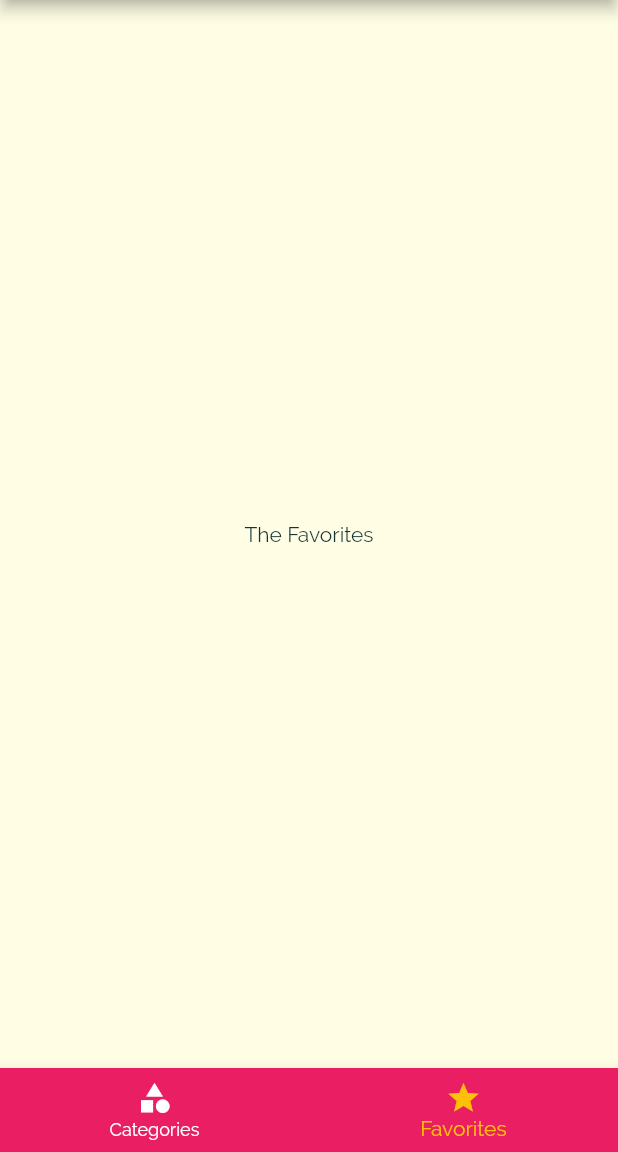
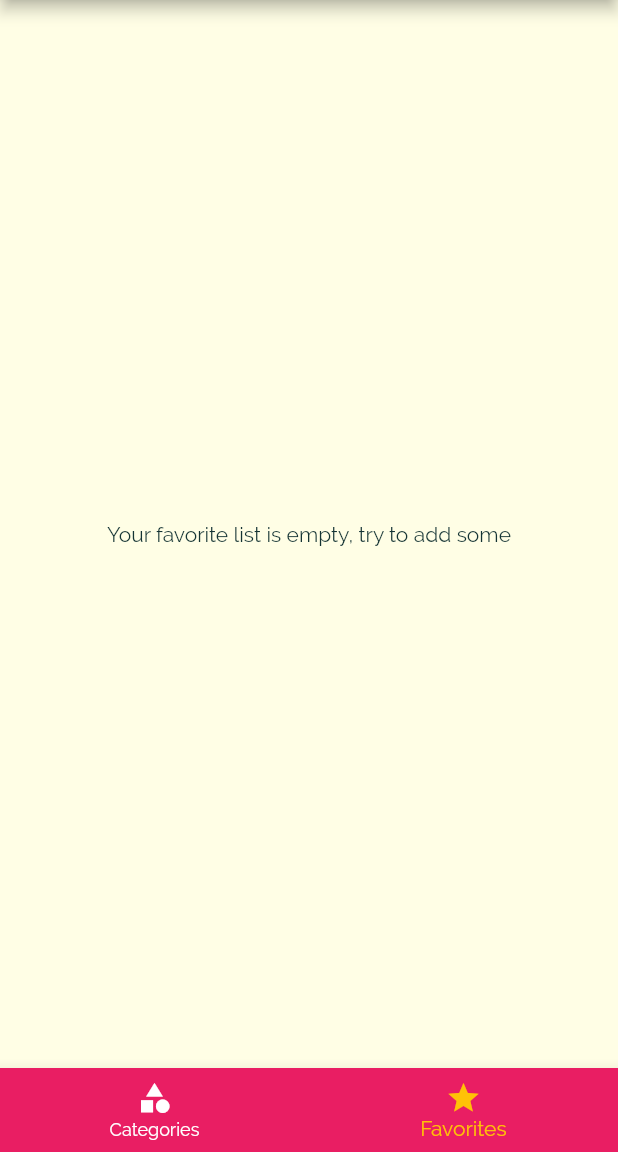
Before and after one commit to dev-marceloborba/flutter_app2, a Flutter app: the screen it shows after launch, item 2 of the bottom bar chosen, on a phone screen of 412 x 824 dp, the part 84-1236 px from its top. Run offline on Flutter 3.47's test engine with Material 2 defaults, Android fonts, the phone set to English and light mode, and no system bars.

Commit message:
final touches on favorite screen

```diff
--- a/lib/main.dart
+++ b/lib/main.dart
@@ -24,6 +24,7 @@ class _MyAppState extends State<MyApp> {
   };
 
   List<Meal> _availableMeals = DUMMY_MEALS;
+  List<Meal> _favoriteMeals = [];
 
   void _setFilters(Map<String, bool> filterData) {
     setState(() {
@@ -45,6 +46,26 @@ class _MyAppState extends State<MyApp> {
         return true;
       }).toList();
     });
+  }
+
+  void _toggleFavorite(String mealId) {
+    final existingIndex =
+        _favoriteMeals.indexWhere((meal) => meal.id == mealId);
+    if (existingIndex >= 0) {
+      setState(() {
+        _favoriteMeals.removeAt(existingIndex);
+      });
+    } else {
+      setState(() {
+        _favoriteMeals.add(
+          DUMMY_MEALS.firstWhere((meal) => meal.id == mealId),
+        );
+      });
+    }
+  }
+
+  bool _isMealFavorite(String id) {
+    return _favoriteMeals.any((meal) => meal.id == id);
   }
 
   @override
@@ -70,10 +91,10 @@ class _MyAppState extends State<MyApp> {
       //home: Categories(),
       initialRoute: '/',
       routes: {
-        '/': (ctx) => TabsScreen(),
+        '/': (ctx) => TabsScreen(_favoriteMeals),
         CategoryMeals.routeName: (ctx) => CategoryMeals(_availableMeals),
-        MealDetailScreen.routeName: (ctx) => MealDetailScreen(),
-        FilterScreen.routeName: (ctx) => FilterScreen(_filters,_setFilters),
+        MealDetailScreen.routeName: (ctx) => MealDetailScreen(_toggleFavorite,_isMealFavorite),
+        FilterScreen.routeName: (ctx) => FilterScreen(_filters, _setFilters),
       },
       onGenerateRoute: (settings) {
         print(settings.arguments);
--- a/lib/pages/favorites.dart
+++ b/lib/pages/favorites.dart
@@ -1,10 +1,33 @@
 import 'package:flutter/material.dart';
+import 'package:flutter_app02/models/meal.dart';
+import 'package:flutter_app02/widgets/meal_item.dart';
 
 class FavoritesScreen extends StatelessWidget {
+  final List<Meal> favoriteMeals;
+
+  FavoritesScreen(this.favoriteMeals);
+
   @override
   Widget build(BuildContext context) {
-    return Center(
-      child: Text('The Favorites'),
-    );
+    if (favoriteMeals.isEmpty) {
+      return Center(
+        child: Text('Your favorite list is empty, try to add some'),
+      );
+    } else {
+      return ListView.builder(
+        itemBuilder: (ctx, index) {
+          return MealItem(
+            id: favoriteMeals[index].id,
+            title: favoriteMeals[index].title,
+            imageUrl: favoriteMeals[index].imageUrl,
+            duration: favoriteMeals[index].duration,
+            complexity: favoriteMeals[index].complexity,
+            affordability: favoriteMeals[index].affordability,
+            removeItem: null,
+          );
+        },
+        itemCount: favoriteMeals.length,
+      );
+    }
   }
 }
--- a/lib/pages/tabs.dart
+++ b/lib/pages/tabs.dart
@@ -1,26 +1,36 @@
 import 'package:flutter/material.dart';
+import 'package:flutter_app02/models/meal.dart';
 import 'package:flutter_app02/pages/categories.dart';
 import 'package:flutter_app02/pages/favorites.dart';
 import 'package:flutter_app02/widgets/main_drawer.dart';
 
 class TabsScreen extends StatefulWidget {
+  final List<Meal> favoriteMeals;
+
+  TabsScreen(this.favoriteMeals);
+
   @override
   _TabsScreenState createState() => _TabsScreenState();
 }
 
 class _TabsScreenState extends State<TabsScreen> {
-  final List<Map<String, Object>> _pages = [
+  List<Map<String, Object>> _pages;
+  int _selectedPageIndex = 0;
+  @override
+  void initState() {
+    super.initState();
+      _pages = [
     {
       'page': Categories(),
       'title': 'Categories',
     },
     {
-      'page': FavoritesScreen(),
+      'page': FavoritesScreen(widget.favoriteMeals),
       'title': 'Your Favorite',
     },
   ];
 
-  int _selectedPageIndex = 0;
+  }
 
   void _selectPage(int index) {
     setState(() {
```
Also changed, not shown: lib/pages/meal_detail.dart (+8 -4 lines).
